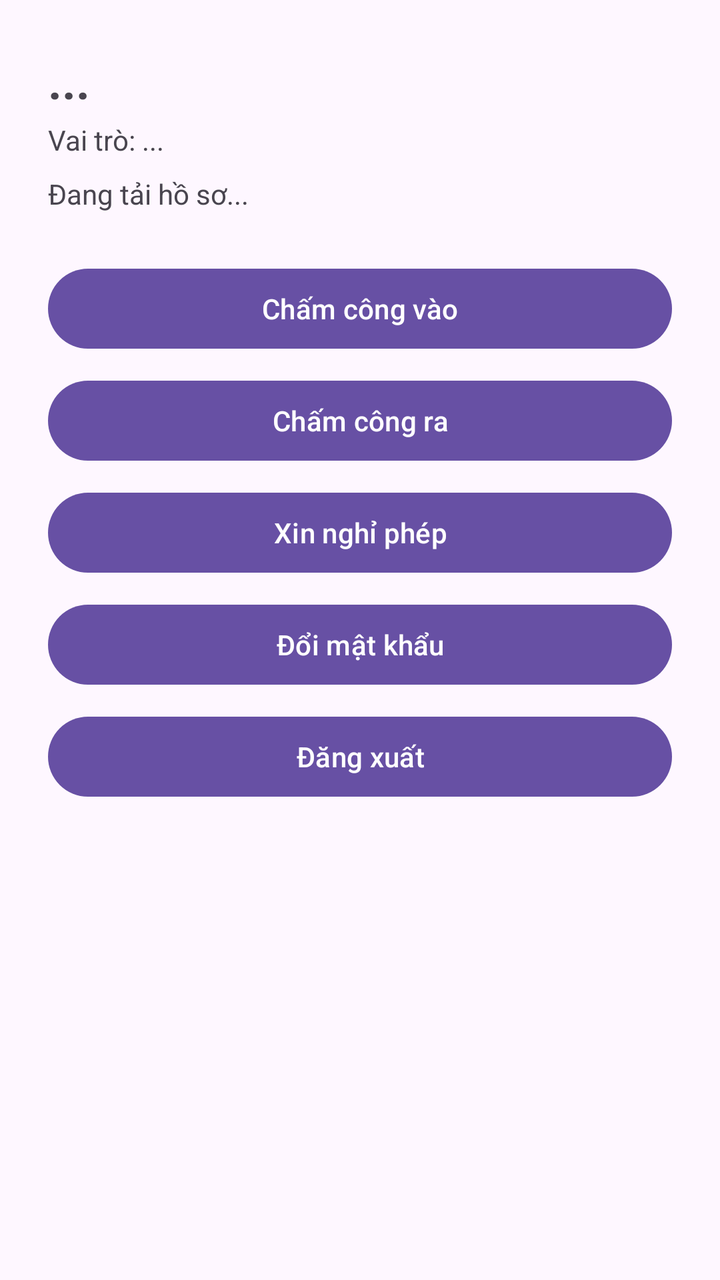
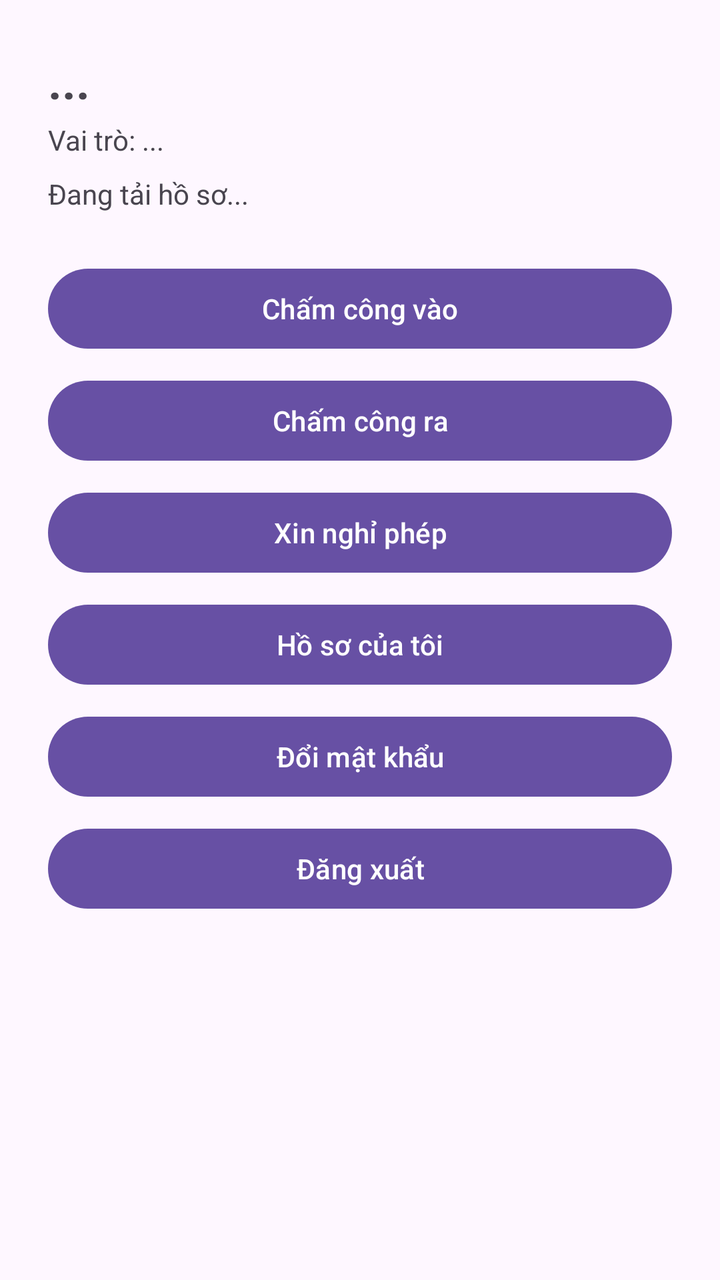

Compare the two renders of this Android layout. The source of the first and the diff that turns it into the second are given below.
<!-- AndroidManifest.xml: application theme Theme.Employeemanagementapp -->
<!-- res/layout/activity_employee.xml -->
<?xml version="1.0" encoding="utf-8"?>
<ScrollView xmlns:android="http://schemas.android.com/apk/res/android"
    android:layout_width="match_parent"
    android:layout_height="match_parent">

    <LinearLayout
        android:layout_width="match_parent"
        android:layout_height="wrap_content"
        android:orientation="vertical"
        android:padding="24dp">

        <TextView
            android:id="@+id/tvEmpName"
            android:layout_width="wrap_content"
            android:layout_height="wrap_content"
            android:text="..."
            android:textSize="24sp"
            android:textStyle="bold"
            android:layout_marginBottom="4dp"/>

        <TextView
            android:id="@+id/tvEmpRole"
            android:layout_width="wrap_content"
            android:layout_height="wrap_content"
            android:text="Vai trò: ..."
            android:layout_marginBottom="8dp"/>

        <TextView
            android:id="@+id/tvEmpInfo"
            android:layout_width="match_parent"
            android:layout_height="wrap_content"
            android:text="Đang tải hồ sơ..."
            android:layout_marginBottom="16dp"/>

        <Button
            android:id="@+id/btnCheckIn"
            android:layout_width="match_parent"
            android:layout_height="wrap_content"
            android:text="Chấm công vào"
            android:layout_marginTop="8dp"/>

        <Button
            android:id="@+id/btnCheckOut"
            android:layout_width="match_parent"
            android:layout_height="wrap_content"
            android:text="Chấm công ra"
            android:layout_marginTop="8dp"/>

        <Button
            android:id="@+id/btnMyLeave"
            android:layout_width="match_parent"
            android:layout_height="wrap_content"
            android:text="Xin nghỉ phép"
            android:layout_marginTop="8dp"/>

        <Button
            android:id="@+id/btnEmpChangePass"
            android:layout_width="match_parent"
            android:layout_height="wrap_content"
            android:text="Đổi mật khẩu"
            android:layout_marginTop="8dp"/>

        <Button
            android:id="@+id/btnEmpLogout"
            android:layout_width="match_parent"
            android:layout_height="wrap_content"
            android:text="Đăng xuất"
            android:layout_marginTop="8dp"/>

    </LinearLayout>
</ScrollView>
<!-- resources referenced by this layout -->
<resources>
  <style name="Theme.Employeemanagementapp" parent="Base.Theme.Employeemanagementapp" />
  <style name="Base.Theme.Employeemanagementapp" parent="Theme.Material3.DayNight.NoActionBar">
          
          
      </style>
</resources>

<!-- the commit's change to res/layout/activity_employee.xml (unified diff, before → after) -->
@@ -54,6 +54,13 @@
             android:layout_marginTop="8dp"/>
 
         <Button
+            android:id="@+id/btnEmpProfile"
+            android:layout_width="match_parent"
+            android:layout_height="wrap_content"
+            android:text="Hồ sơ của tôi"
+            android:layout_marginTop="8dp"/>
+
+        <Button
             android:id="@+id/btnEmpChangePass"
             android:layout_width="match_parent"
             android:layout_height="wrap_content"
